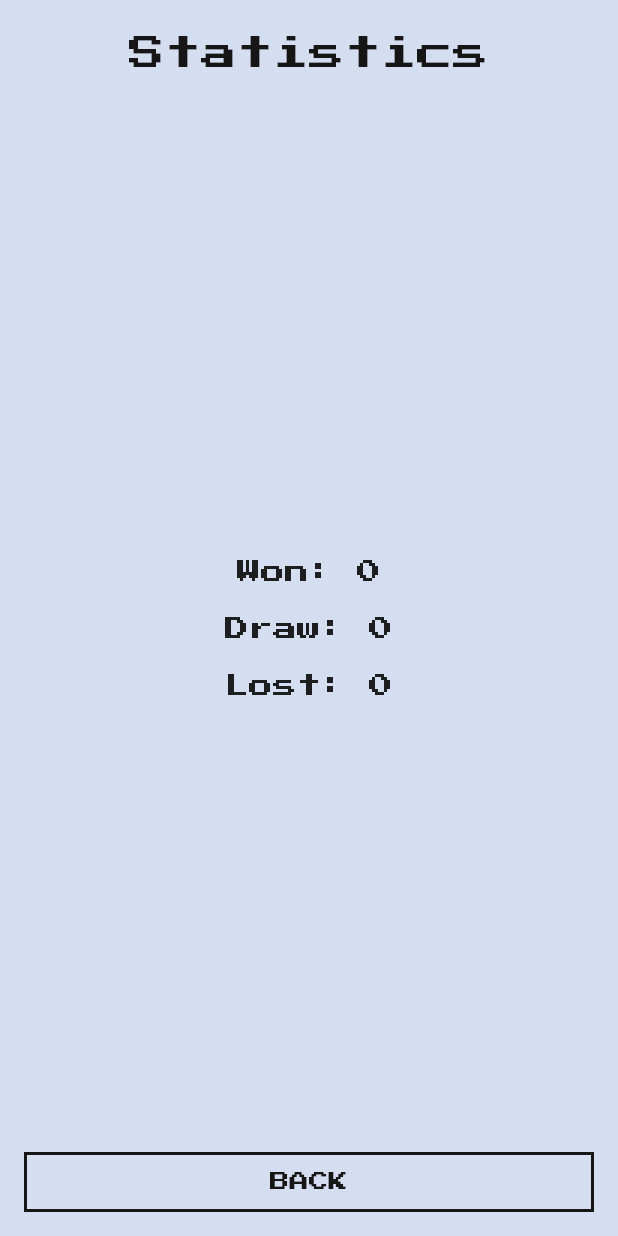
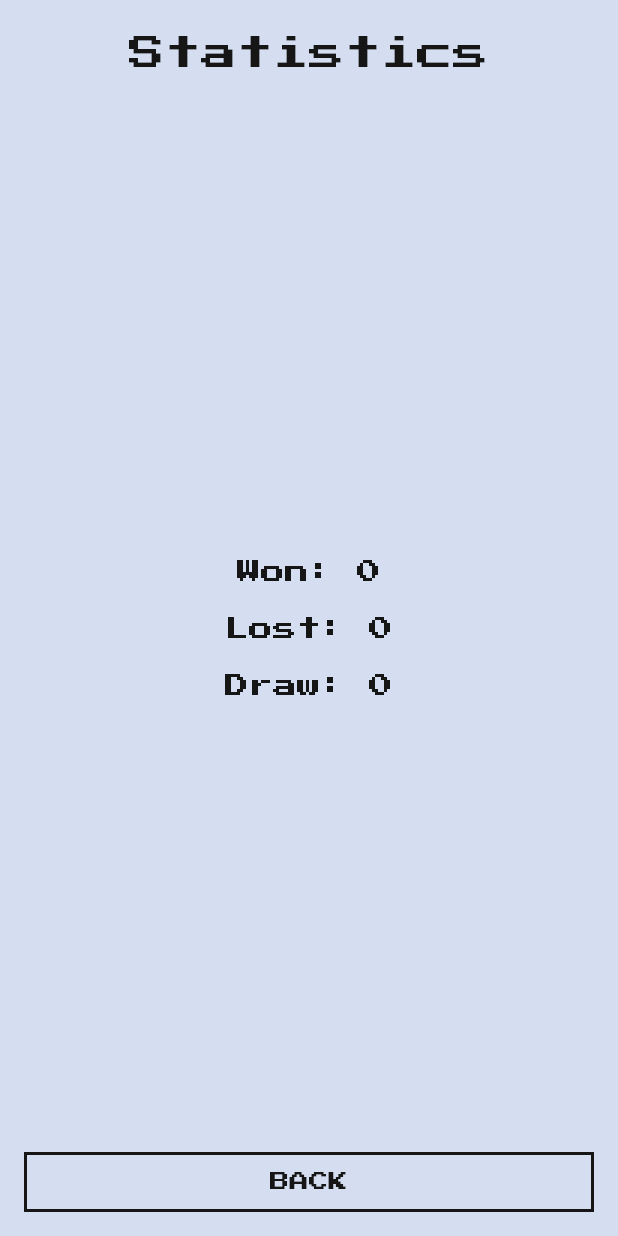
Before and after one commit to SilverKZ/flutter_fight_club, a Flutter app: the StatisticsPage screen opened directly, on a phone screen of 412 x 824 dp. Run offline on Flutter 3.47's test engine with Material 2 defaults, Android fonts, the phone set to English and light mode, and no system bars; our stand-ins replace google_fonts, shared_preferences; accounts and stored records are empty.

Commit message:
Tasks complit

```diff
--- a/lib/pages/fight_page.dart
+++ b/lib/pages/fight_page.dart
@@ -148,8 +148,8 @@ class FightPageState extends State<FightPage> {
     if (fightResult != null) {
       prefs.setString("last_fight_result", fightResult.result);
       final String key = "stats_${fightResult.result.toLowerCase()}";
-      int statValue = (prefs.getInt(key) ?? 0) + 1;
-      prefs.setInt(key, statValue);
+      final int currentValue = prefs.getInt(key) ?? 0;
+      prefs.setInt(key, currentValue + 1);
     }
   }
 
--- a/lib/pages/statistics_page.dart
+++ b/lib/pages/statistics_page.dart
@@ -23,16 +23,46 @@ class StatisticsPage extends StatelessWidget {
                 ),
               ),
             ),
-            Expanded(
-              child: Column(
-                mainAxisAlignment: MainAxisAlignment.center,
-                children: [
-                  StatisticsWidget(sharedPreferencesKey: "stats_won", title: "Won"),
-                  StatisticsWidget(sharedPreferencesKey: "stats_draw", title: "Draw"),
-                  StatisticsWidget(sharedPreferencesKey: "stats_lost", title: "Lost"),
-                ],
-              ),
+            Expanded(child: const SizedBox.shrink()),
+            FutureBuilder<SharedPreferences>(
+              future: SharedPreferences.getInstance(),
+              builder: (context, snapshot) {
+                if (!snapshot.hasData || snapshot.data == null) {
+                  return const SizedBox();
+                }
+                final SharedPreferences sp = snapshot.data!;
+                return Column(
+                  mainAxisSize: MainAxisSize.min,
+                  children: [
+                    Text(
+                      "Won: ${sp.getInt("stats_won") ?? 0}",
+                      style: TextStyle(
+                        fontSize: 16,
+                        height: 2.4,
+                        color: FightClubColors.darkGreyText,
+                      ),
+                    ),
+                    Text(
+                      "Lost: ${sp.getInt("stats_lost") ?? 0}",
+                      style: TextStyle(
+                        fontSize: 16,
+                        height: 2.4,
+                        color: FightClubColors.darkGreyText,
+                      ),
+                    ),
+                    Text(
+                      "Draw: ${sp.getInt("stats_draw") ?? 0}",
+                      style: TextStyle(
+                        fontSize: 16,
+                        height: 2.4,
+                        color: FightClubColors.darkGreyText,
+                      ),
+                    ),
+                  ],
+                );
+              },
             ),
+            Expanded(child: const SizedBox.shrink()),
             Padding(
               padding: const EdgeInsets.only(bottom: 16),
               child: SecondaryActionButton(
```
Also changed, not shown: lib/widgets/fight_result_widget.dart (+8 -5 lines).
